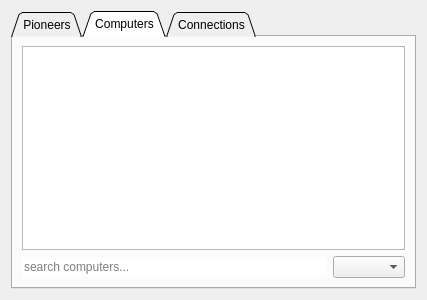
Qt form hoopergui/search_widget.ui (VLN1-15-30/fall-project) before a commit.
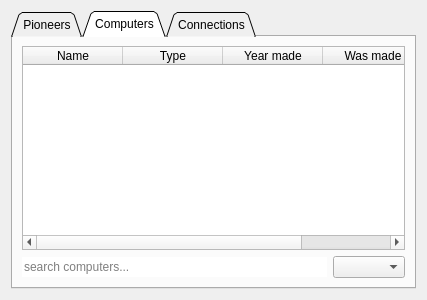
The same form after that commit. The open tabs and pages were chosen to show the change.

The edit to the form file:
```diff
--- a/hoopergui/search_widget.ui
+++ b/hoopergui/search_widget.ui
@@ -89,7 +89,34 @@
       </attribute>
       <layout class="QVBoxLayout" name="verticalLayout_4">
        <item>
-        <widget class="QTableWidget" name="table_computers"/>
+        <widget class="QTableWidget" name="table_computers">
+         <attribute name="horizontalHeaderStretchLastSection">
+          <bool>true</bool>
+         </attribute>
+         <attribute name="verticalHeaderStretchLastSection">
+          <bool>true</bool>
+         </attribute>
+         <column>
+          <property name="text">
+           <string>Name</string>
+          </property>
+         </column>
+         <column>
+          <property name="text">
+           <string>Type</string>
+          </property>
+         </column>
+         <column>
+          <property name="text">
+           <string>Year made</string>
+          </property>
+         </column>
+         <column>
+          <property name="text">
+           <string>Was made</string>
+          </property>
+         </column>
+        </widget>
        </item>
        <item>
         <layout class="QHBoxLayout" name="horizontalLayout_2">
```
Left out of the diff: 29 changed lines with no effect on the pictures.
